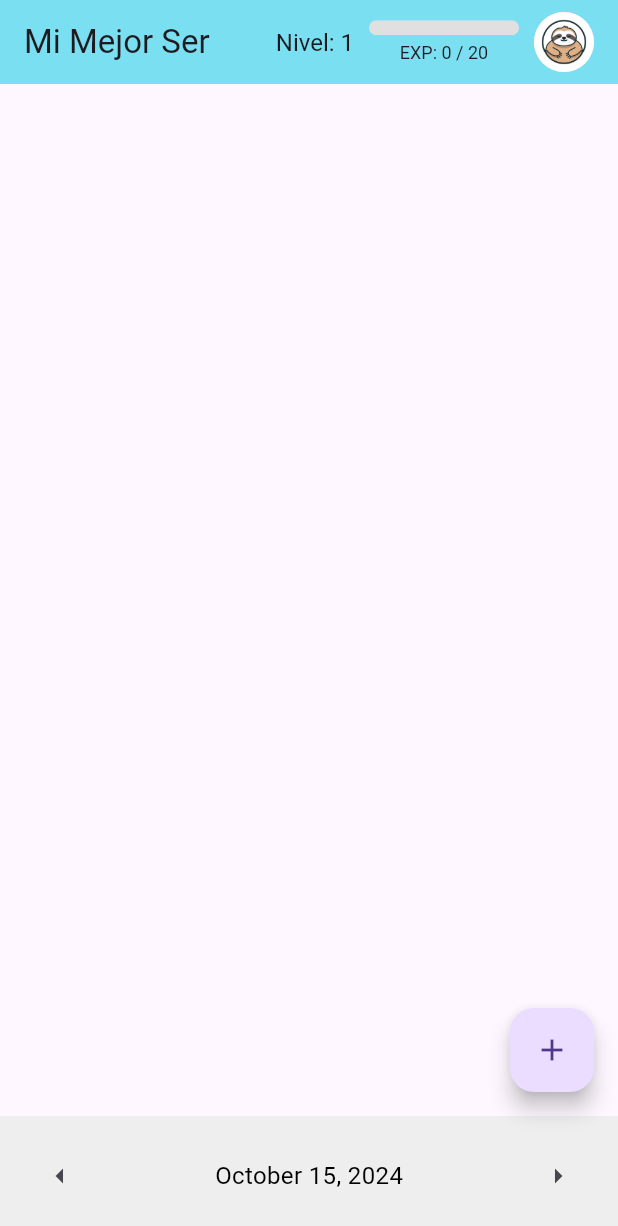
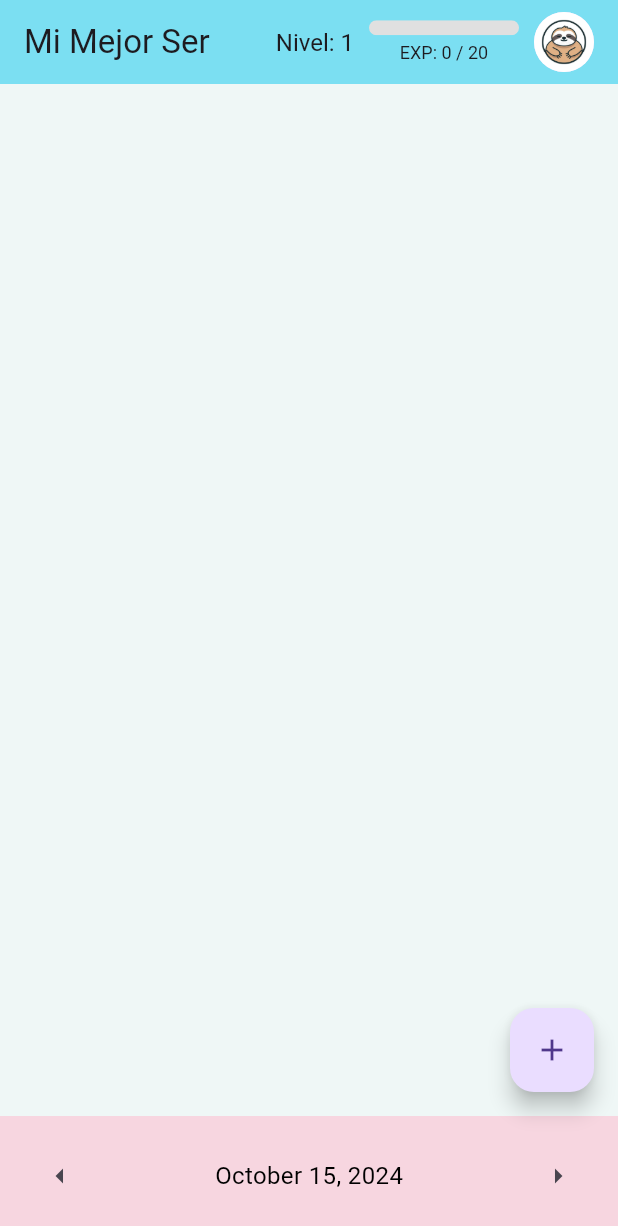
Before and after one commit to MateoGE01/mi-mejor-ser, a Flutter app: the screen it shows after launch, on a phone screen of 412 x 824 dp. Shown: the top 1226 px of the screen. Run offline on Flutter 3.47's test engine with Material 3 defaults, Android fonts, the phone set to English and light mode, and no system bars; our stand-ins replace get.

Commit message:
Modificacion de colores en el App

```diff
--- a/lib/presentation/pages/habit_page.dart
+++ b/lib/presentation/pages/habit_page.dart
@@ -161,8 +161,11 @@ class _HabitPageState extends State<HabitPage> {
       floatingActionButton: addHabitFloatingActionButton(
         onPressed: createHabit,
       ),
-      body: ListView.builder(
-        itemCount: habitsController.getHabitsForDate(getFormattedDate()).length,
+      body: Container(
+        color: const Color.fromRGBO(239, 247, 246, 1), // Color de fondo del body
+        child: ListView.builder(
+          itemCount:
+              habitsController.getHabitsForDate(getFormattedDate()).length,
           itemBuilder: (context, index) {
             final habit =
                 habitsController.getHabitsForDate(getFormattedDate())[index];
@@ -175,8 +178,9 @@ class _HabitPageState extends State<HabitPage> {
             );
           },
         ),
+      ),
       bottomNavigationBar: Container(
-        color: Colors.grey[200],
+        color: const Color.fromRGBO(247, 214, 224, 1), // Color de fondo del bottomNavigationBar
         padding: const EdgeInsets.all(16.0),
         child: Row(
           mainAxisAlignment: MainAxisAlignment.spaceBetween,
```
Also changed, not shown: lib/presentation/widgets/habit.dart (+48 -3 lines). Lines whose indentation alone changed are shown as unchanged.
